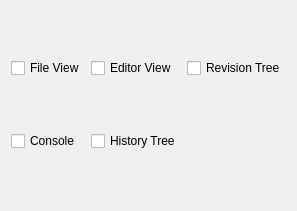
First picture: the form in src/app/ui/viewsettingpage.ui, repository PLLUG/sourceline, before the edit.
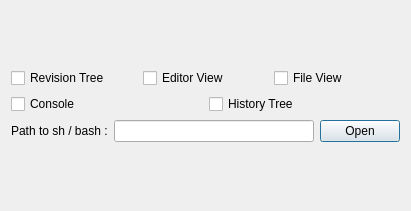
Second picture: the form after the edit.

```diff
--- a/src/app/ui/viewsettingpage.ui
+++ b/src/app/ui/viewsettingpage.ui
@@ -6,7 +6,7 @@
    <rect>
     <x>0</x>
     <y>0</y>
-    <width>245</width>
+    <width>368</width>
     <height>211</height>
    </rect>
   </property>
@@ -15,39 +15,92 @@
   </property>
   <layout class="QGridLayout" name="gridLayout">
    <item row="0" column="0">
-    <widget class="QCheckBox" name="checkBox">
-     <property name="text">
-      <string>File View</string>
-     </property>
-    </widget>
-   </item>
-   <item row="0" column="1">
-    <widget class="QCheckBox" name="checkBox_2">
-     <property name="text">
-      <string>Editor View</string>
-     </property>
-    </widget>
-   </item>
-   <item row="0" column="2">
+    <layout class="QVBoxLayout" name="verticalLayout">
+     <item>
+      <layout class="QHBoxLayout" name="horizontalLayout_2">
+       <item>
     <widget class="QCheckBox" name="checkBox_3">
      <property name="text">
       <string>Revision Tree</string>
      </property>
     </widget>
    </item>
-   <item row="1" column="0">
+       <item>
+        <widget class="QCheckBox" name="checkBox_2">
+         <property name="text">
+          <string>Editor View</string>
+         </property>
+        </widget>
+       </item>
+       <item>
+        <widget class="QCheckBox" name="checkBox">
+         <property name="text">
+          <string>File View</string>
+         </property>
+        </widget>
+       </item>
+      </layout>
+     </item>
+     <item>
+      <layout class="QHBoxLayout" name="horizontalLayout_3">
+       <item>
     <widget class="QCheckBox" name="checkBox_4">
      <property name="text">
       <string>Console</string>
      </property>
     </widget>
    </item>
-   <item row="1" column="1">
+       <item>
     <widget class="QCheckBox" name="checkBox_5">
      <property name="text">
       <string>History Tree</string>
      </property>
     </widget>
+       </item>
+      </layout>
+     </item>
+     <item>
+      <layout class="QHBoxLayout" name="horizontalLayout">
+       <item>
+        <widget class="QLabel" name="label">
+         <property name="text">
+          <string>Path to sh / bash :</string>
+         </property>
+        </widget>
+       </item>
+       <item>
+        <widget class="QLineEdit" name="lineEdit">
+         <property name="minimumSize">
+          <size>
+           <width>200</width>
+           <height>0</height>
+          </size>
+         </property>
+        </widget>
+       </item>
+       <item>
+        <widget class="QDialogButtonBox" name="buttonBox">
+         <property name="standardButtons">
+          <set>QDialogButtonBox::Open</set>
+         </property>
+        </widget>
+       </item>
+       <item>
+        <spacer name="horizontalSpacer">
+         <property name="orientation">
+          <enum>Qt::Horizontal</enum>
+         </property>
+         <property name="sizeHint" stdset="0">
+          <size>
+           <width>40</width>
+           <height>20</height>
+          </size>
+         </property>
+        </spacer>
+       </item>
+      </layout>
+     </item>
+    </layout>
    </item>
   </layout>
  </widget>
```
Lines whose indentation alone changed are shown as unchanged.
